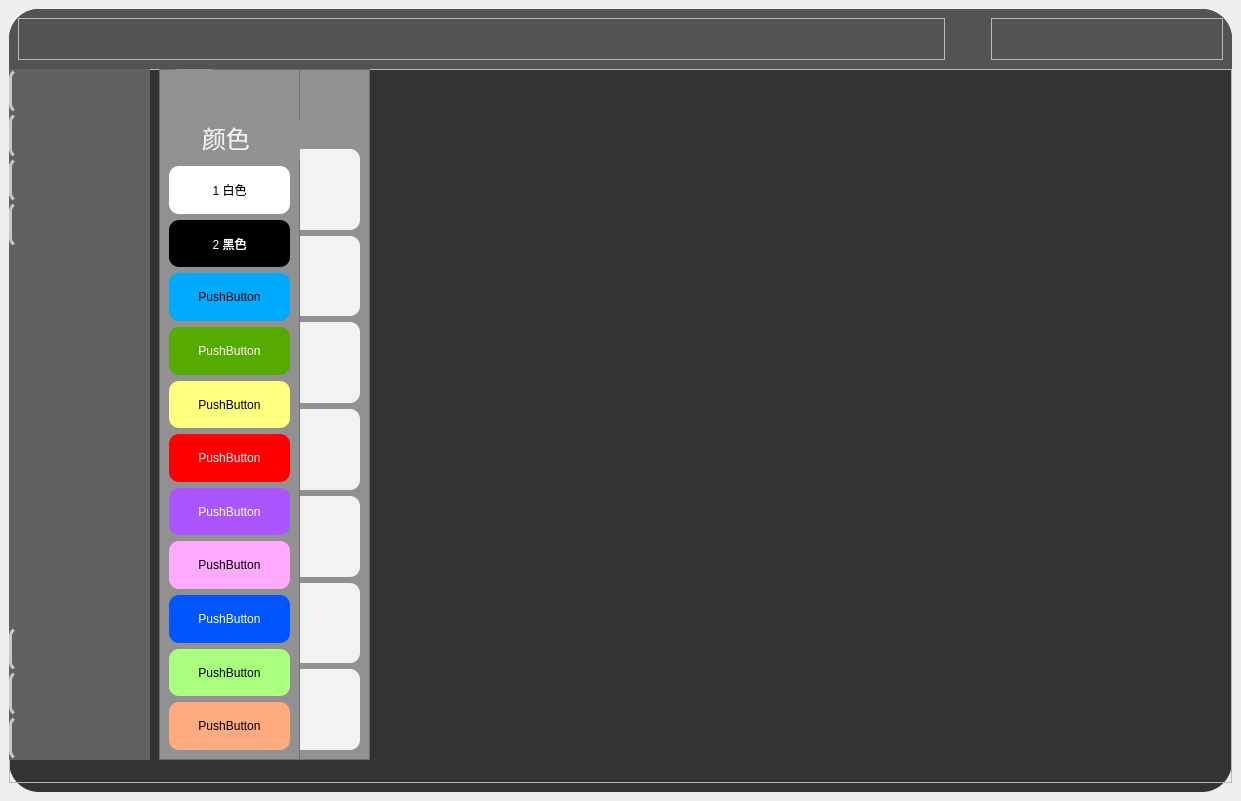
First picture: the form in GUI/InterfaceUI_01.ui, repository coming1024/GestureControlled_DrawingBoard_2022, before the edit.
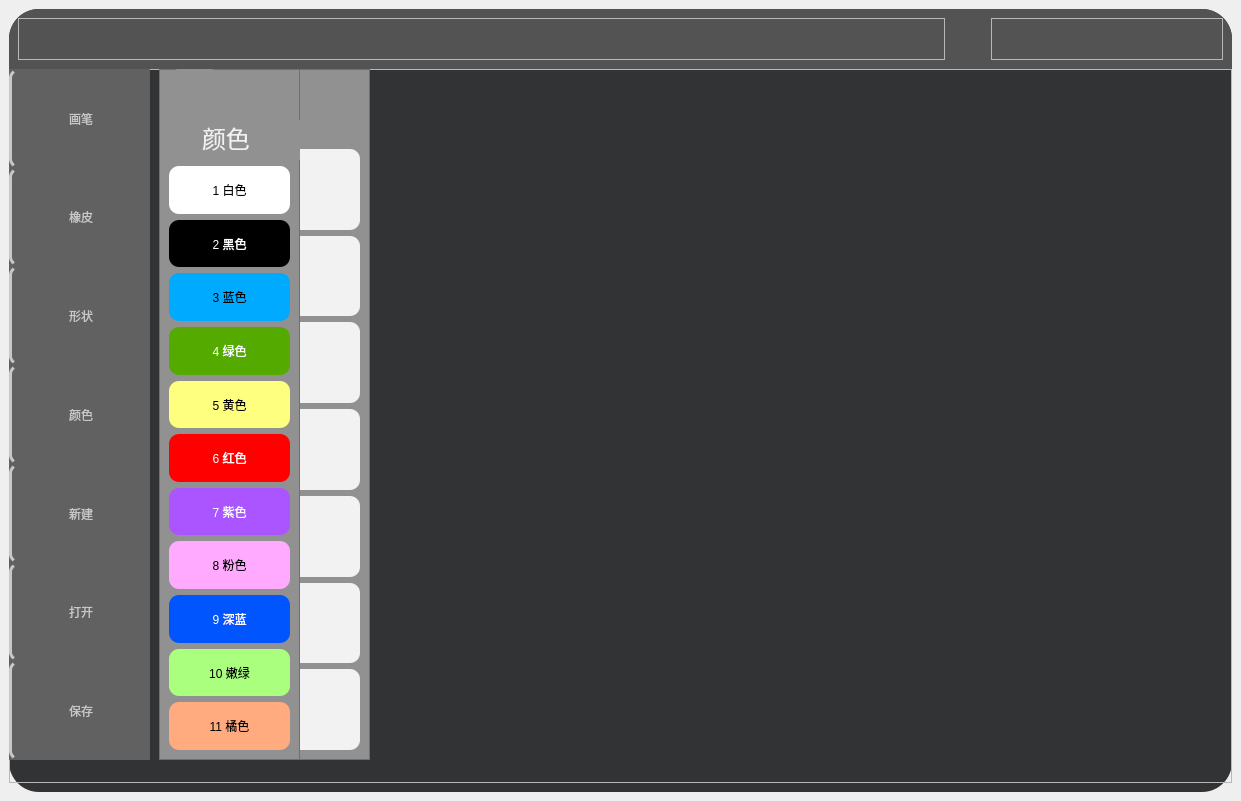
Second picture: the form after the edit. Icons and pictures are not drawn.

Commit message: 按钮变大

Patch:
```diff
--- a/GUI/InterfaceUI_01.ui
+++ b/GUI/InterfaceUI_01.ui
@@ -249,19 +249,28 @@
            </property>
            <item>
             <widget class="QPushButton" name="pushButton_4">
+             <property name="enabled">
+              <bool>true</bool>
+             </property>
              <property name="maximumSize">
               <size>
                <width>150</width>
-               <height>70</height>
+               <height>100</height>
               </size>
              </property>
              <property name="text">
-              <string/>
+              <string>画笔</string>
              </property>
              <property name="icon">
               <iconset resource="GUI素材库/rsc.qrc">
                <normaloff>:/icons/icons/实物-画笔.png</normaloff>:/icons/icons/实物-画笔.png</iconset>
              </property>
+             <property name="iconSize">
+              <size>
+               <width>30</width>
+               <height>30</height>
+              </size>
+             </property>
             </widget>
            </item>
            <item>
@@ -269,16 +278,22 @@
              <property name="maximumSize">
               <size>
                <width>150</width>
-               <height>70</height>
+               <height>100</height>
               </size>
              </property>
              <property name="text">
-              <string/>
+              <string>橡皮</string>
              </property>
              <property name="icon">
               <iconset resource="GUI素材库/rsc.qrc">
                <normaloff>:/icons/icons/橡皮,擦除,橡皮擦.png</normaloff>:/icons/icons/橡皮,擦除,橡皮擦.png</iconset>
              </property>
+             <property name="iconSize">
+              <size>
+               <width>30</width>
+               <height>30</height>
+              </size>
+             </property>
             </widget>
            </item>
            <item>
@@ -286,16 +301,22 @@
              <property name="maximumSize">
               <size>
                <width>150</width>
-               <height>70</height>
+               <height>100</height>
               </size>
              </property>
              <property name="text">
-              <string/>
+              <string>形状</string>
              </property>
              <property name="icon">
               <iconset resource="GUI素材库/rsc.qrc">
                <normaloff>:/icons/icons/形状.png</normaloff>:/icons/icons/形状.png</iconset>
              </property>
+             <property name="iconSize">
+              <size>
+               <width>30</width>
+               <height>30</height>
+              </size>
+             </property>
             </widget>
            </item>
            <item>
@@ -303,11 +324,11 @@
              <property name="maximumSize">
               <size>
                <width>150</width>
-               <height>70</height>
+               <height>100</height>
               </size>
              </property>
              <property name="text">
-              <string/>
+              <string>颜色</string>
              </property>
              <property name="icon">
               <iconset resource="GUI素材库/rsc.qrc">
@@ -315,75 +336,33 @@
              </property>
              <property name="iconSize">
               <size>
-               <width>24</width>
-               <height>24</height>
+               <width>35</width>
+               <height>35</height>
               </size>
              </property>
             </widget>
            </item>
-           <item>
-            <spacer name="horizontalSpacer_6">
-             <property name="orientation">
-              <enum>Qt::Vertical</enum>
-             </property>
-             <property name="sizeType">
-              <enum>QSizePolicy::Fixed</enum>
-             </property>
-             <property name="sizeHint" stdset="0">
-              <size>
-               <width>20</width>
-               <height>120</height>
-              </size>
-             </property>
-            </spacer>
-           </item>
-           <item>
-            <spacer name="horizontalSpacer_5">
-             <property name="orientation">
-              <enum>Qt::Vertical</enum>
-             </property>
-             <property name="sizeType">
-              <enum>QSizePolicy::Fixed</enum>
-             </property>
-             <property name="sizeHint" stdset="0">
-              <size>
-               <width>20</width>
-               <height>120</height>
-              </size>
-             </property>
-            </spacer>
-           </item>
-           <item>
-            <spacer name="horizontalSpacer_4">
-             <property name="orientation">
-              <enum>Qt::Vertical</enum>
-             </property>
-             <property name="sizeType">
-              <enum>QSizePolicy::Fixed</enum>
-             </property>
-             <property name="sizeHint" stdset="0">
-              <size>
-               <width>20</width>
-               <height>140</height>
-              </size>
-             </property>
-            </spacer>
-           </item>
            <item>
             <widget class="QPushButton" name="pushButton_7">
              <property name="maximumSize">
               <size>
                <width>150</width>
-               <height>70</height>
+               <height>100</height>
               </size>
              </property>
              <property name="text">
-              <string/>
+              <string>新建</string>
              </property>
              <property name="icon">
               <iconset resource="GUI素材库/rsc.qrc">
                <normaloff>:/icons/icons/新建文件.png</normaloff>:/icons/icons/新建文件.png</iconset>
              </property>
+             <property name="iconSize">
+              <size>
+               <width>28</width>
+               <height>28</height>
+              </size>
+             </property>
             </widget>
            </item>
            <item>
@@ -391,16 +370,22 @@
              <property name="maximumSize">
               <size>
                <width>150</width>
-               <height>70</height>
+               <height>100</height>
               </size>
              </property>
              <property name="text">
-              <string/>
+              <string>打开</string>
              </property>
              <property name="icon">
               <iconset resource="GUI素材库/rsc.qrc">
                <normaloff>:/icons/icons/open.png</normaloff>:/icons/icons/open.png</iconset>
              </property>
+             <property name="iconSize">
+              <size>
+               <width>30</width>
+               <height>30</height>
+              </size>
+             </property>
             </widget>
            </item>
            <item>
@@ -408,16 +393,22 @@
              <property name="maximumSize">
               <size>
                <width>150</width>
-               <height>70</height>
+               <height>100</height>
               </size>
              </property>
              <property name="text">
-              <string/>
+              <string>保存</string>
              </property>
              <property name="icon">
               <iconset resource="GUI素材库/rsc.qrc">
                <normaloff>:/icons/icons/保存.png</normaloff>:/icons/icons/保存.png</iconset>
              </property>
+             <property name="iconSize">
+              <size>
+               <width>30</width>
+               <height>30</height>
+              </size>
+             </property>
             </widget>
            </item>
           </layout>
@@ -1256,7 +1247,7 @@
 }</string>
               </property>
               <property name="text">
-               <string>PushButton</string>
+               <string>3 蓝色</string>
               </property>
              </widget>
             </item>
@@ -1278,7 +1269,7 @@
 }</string>
               </property>
               <property name="text">
-               <string>PushButton</string>
+               <string>4 绿色</string>
               </property>
              </widget>
             </item>
@@ -1299,7 +1290,7 @@
 }</string>
               </property>
               <property name="text">
-               <string>PushButton</string>
+               <string>5 黄色</string>
               </property>
              </widget>
             </item>
@@ -1321,7 +1312,7 @@
 }</string>
               </property>
               <property name="text">
-               <string>PushButton</string>
+               <string>6 红色</string>
               </property>
              </widget>
             </item>
@@ -1343,7 +1334,7 @@
 }</string>
               </property>
               <property name="text">
-               <string>PushButton</string>
+               <string>7 紫色</string>
               </property>
              </widget>
             </item>
@@ -1364,7 +1355,7 @@
 }</string>
               </property>
               <property name="text">
-               <string>PushButton</string>
+               <string>8 粉色</string>
               </property>
              </widget>
             </item>
@@ -1386,7 +1377,7 @@
 }</string>
               </property>
               <property name="text">
-               <string>PushButton</string>
+               <string>9 深蓝</string>
               </property>
              </widget>
             </item>
@@ -1407,7 +1398,7 @@
 }</string>
               </property>
               <property name="text">
-               <string>PushButton</string>
+               <string>10 嫩绿</string>
               </property>
              </widget>
             </item>
@@ -1428,7 +1419,7 @@
 }</string>
               </property>
               <property name="text">
-               <string>PushButton</string>
+               <string>11 橘色</string>
               </property>
              </widget>
             </item>
```
The commit also changes 2 other files.
